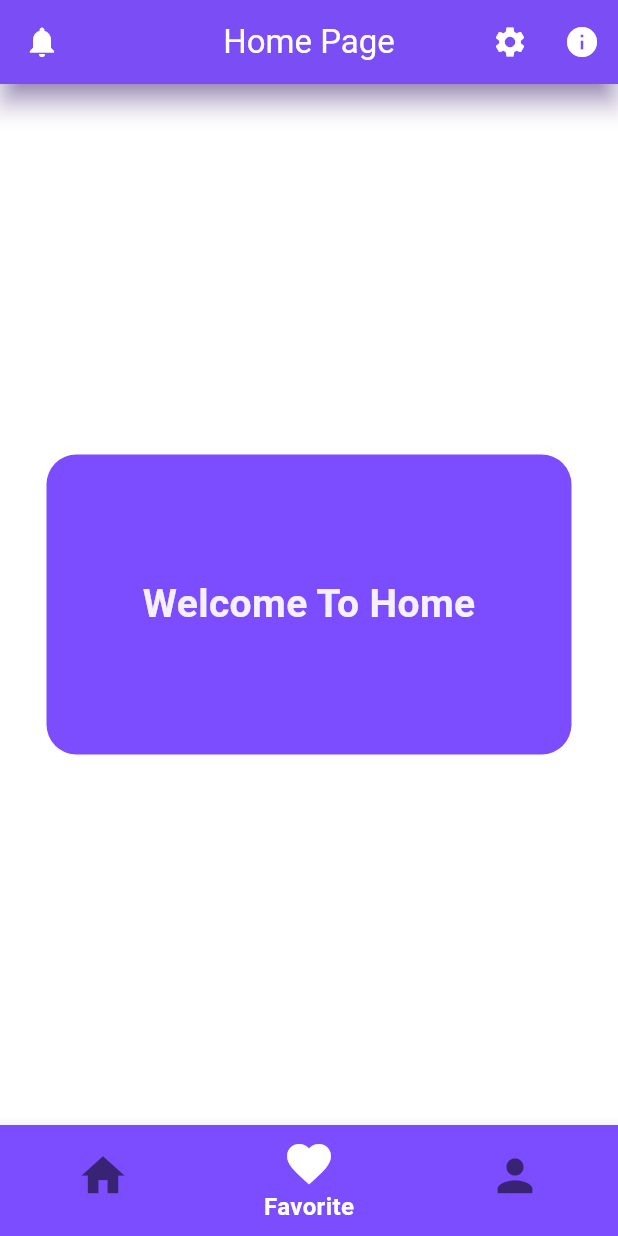
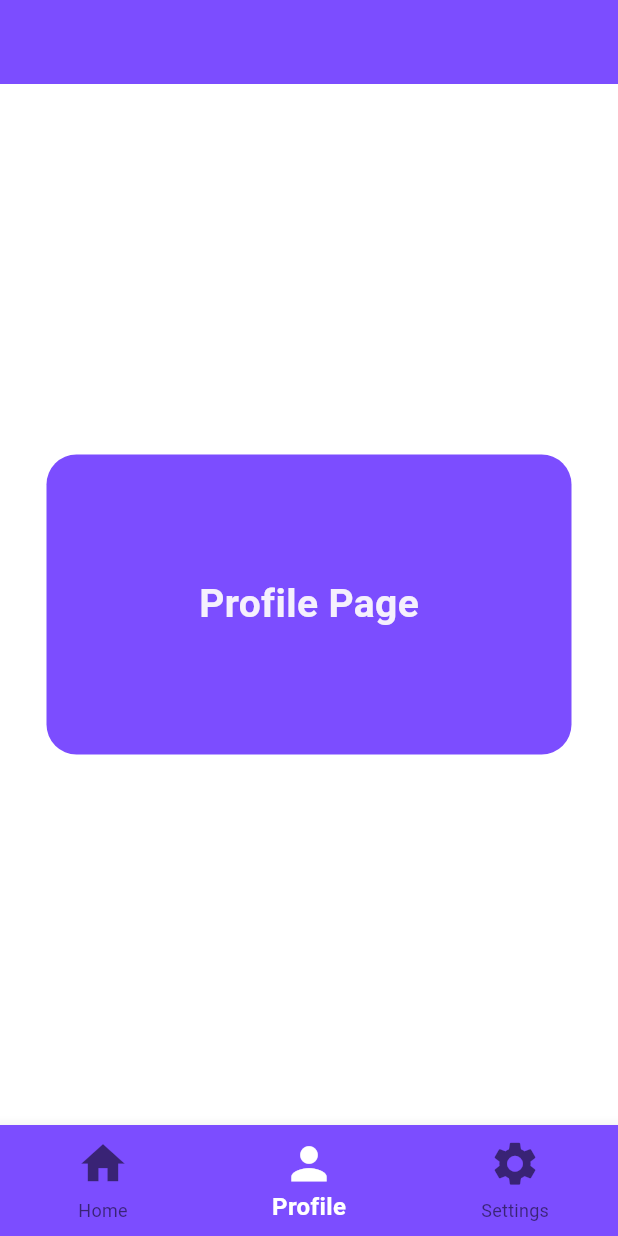
Before and after one commit to aboalhasan-albedairy/Hash-Plus-Course---Flutter-Basics, a Flutter app: the screen it shows after launch, item 2 of the bottom bar chosen, on a phone screen of 412 x 824 dp. Run offline on Flutter 3.47's test engine with Material 3 defaults, Android fonts, the phone set to English and light mode, and no system bars.

Commit message:
Lesson 27: Navigations with  BottomNavigationBar() Widget

```diff
--- a/lib/main.dart
+++ b/lib/main.dart
@@ -1,4 +1,7 @@
 import 'package:flutter/material.dart';
+import 'package:project_1/pages/home_page.dart';
+import 'package:project_1/pages/profile_page.dart';
+import 'package:project_1/pages/settings_page.dart';
 
 void main() {
   runApp(MyApp());
@@ -9,37 +12,26 @@ class MyApp extends StatelessWidget {
 
   @override
   Widget build(BuildContext context) {
-    return MaterialApp(debugShowCheckedModeBanner: false, home: HomePage());
+    return MaterialApp(debugShowCheckedModeBanner: false, home: MainPage());
   }
 }
 
-class HomePage extends StatefulWidget {
-  const HomePage({super.key});
+class MainPage extends StatefulWidget {
+  const MainPage({super.key});
 
   @override
-  State<HomePage> createState() => _HomePageState();
+  State<MainPage> createState() => _MainPageState();
 }
 
-class _HomePageState extends State<HomePage> {
-  var currentIndex = 0;
+class _MainPageState extends State<MainPage> {
+  int currentIndex = 0;
+  List<Widget> pages = [HomePage(), ProfilePage(), SettingsPage()];
 
   @override
   Widget build(BuildContext context) {
     return Scaffold(
       backgroundColor: Colors.white,
-      appBar: AppBar(
-        backgroundColor: Colors.deepPurpleAccent,
-        foregroundColor: Colors.white,
-        title: Text("Home Page"),
-        centerTitle: true,
-        actions: [
-          IconButton(onPressed: () {}, icon: Icon(Icons.settings)),
-          IconButton(onPressed: () {}, icon: Icon(Icons.info)),
-        ],
-        leading: IconButton(onPressed: () {}, icon: Icon(Icons.notifications)),
-        shadowColor: Colors.deepPurple,
-        elevation: 7,
-      ),
+      appBar: AppBar(backgroundColor: Colors.deepPurpleAccent),
 
       bottomNavigationBar: BottomNavigationBar(
         backgroundColor: Colors.deepPurpleAccent,
@@ -51,8 +43,6 @@ class _HomePageState extends State<HomePage> {
           fontSize: 16,
         ),
 
-        showSelectedLabels: true,
-        showUnselectedLabels: false,
         currentIndex: currentIndex,
         onTap: (value) {
           setState(() {
@@ -61,32 +51,14 @@ class _HomePageState extends State<HomePage> {
         },
         items: [
           BottomNavigationBarItem(icon: Icon(Icons.home), label: "Home"),
+          BottomNavigationBarItem(icon: Icon(Icons.person), label: "Profile"),
           BottomNavigationBarItem(
-            icon: Icon(Icons.favorite),
-            label: "Favorite",
+            icon: Icon(Icons.settings),
+            label: "Settings",
           ),
-          BottomNavigationBarItem(icon: Icon(Icons.person), label: "Account"),
         ],
       ),
-      body: Center(
-        child: Container(
-          height: 200,
-          width: 350,
-          alignment: Alignment.center,
-          decoration: BoxDecoration(
-            color: Colors.deepPurpleAccent,
-            borderRadius: BorderRadius.circular(20),
-          ),
-          child: Text(
-            "Welcome To Home",
-            style: TextStyle(
-              fontSize: 26,
-              fontWeight: FontWeight.bold,
-              color: const Color.fromARGB(255, 245, 240, 253),
-            ),
-          ),
-        ),
-      ),
+      body: pages[currentIndex],
     );
   }
 }
--- /dev/null
+++ b/lib/pages/profile_page.dart
@@ -0,0 +1,28 @@
+import 'package:flutter/material.dart';
+
+class ProfilePage extends StatelessWidget {
+  const ProfilePage({super.key});
+
+  @override
+  Widget build(BuildContext context) {
+    return Center(
+      child: Container(
+        height: 200,
+        width: 350,
+        alignment: Alignment.center,
+        decoration: BoxDecoration(
+          color: Colors.deepPurpleAccent,
+          borderRadius: BorderRadius.circular(20),
+        ),
+        child: Text(
+          "Profile Page",
+          style: TextStyle(
+            fontSize: 26,
+            fontWeight: FontWeight.bold,
+            color: const Color.fromARGB(255, 245, 240, 253),
+          ),
+        ),
+      ),
+    );
+  }
+}
```
Also changed, not shown: lib/pages/home_page.dart (added, +28 -0 lines), lib/pages/settings_page.dart (added, +28 -0 lines).
